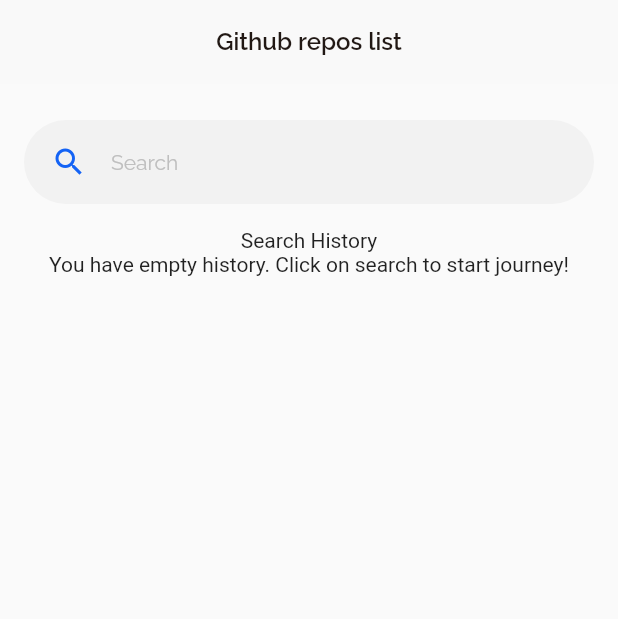
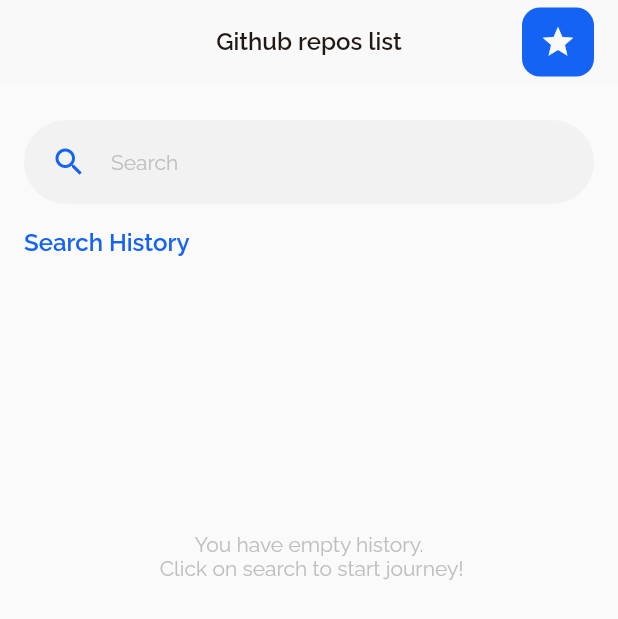
Before and after one commit to OwlDarlyn/flutter-github-search, a Flutter app: the screen it shows after launch, on a phone screen of 412 x 824 dp. Shown: the top 619 px of the screen. Run offline on Flutter 3.47's test engine with Material 2 defaults, Android fonts, the phone set to English and light mode, and no system bars.

Commit message:
edit search screen

```diff
--- a/lib/components/search_form_component.dart
+++ b/lib/components/search_form_component.dart
@@ -11,7 +11,7 @@
   Widget build(BuildContext context) {
     return Container(
       alignment: Alignment.center,
-      margin: const EdgeInsets.only(top: 24, left: 16, right: 16, bottom: 16),
+      margin: const EdgeInsets.only(top: 24, left: 16, right: 16),
       padding: const EdgeInsets.only(left: 18, right: 18),
       height: 56,
       decoration: BoxDecoration(
--- a/lib/presentation/resources/strings_manager.dart
+++ b/lib/presentation/resources/strings_manager.dart
@@ -3,7 +3,7 @@
   static const String search = 'Search';
 
   static const String empty =
-      'You have empty history. Click on search to start journey!';
+      'You have empty history. \n Click on search to start journey!';
   static const String nothingSearch =
       'Nothing was find for your search. Please check the spelling';
   static const String nothingFavorite =
--- a/lib/presentation/search/search_view.dart
+++ b/lib/presentation/search/search_view.dart
@@ -3,6 +3,7 @@
 
 import 'package:potje_test_assignment/presentation/resources/color_manager.dart';
 import 'package:potje_test_assignment/presentation/resources/font_manager.dart';
+import 'package:potje_test_assignment/presentation/resources/routes_manager.dart';
 import 'package:potje_test_assignment/presentation/resources/strings_manager.dart';
 import 'package:potje_test_assignment/presentation/resources/styles_manager.dart';
 import 'package:potje_test_assignment/presentation/resources/values_manager.dart';
@@ -10,10 +11,30 @@
 class SearchView extends StatelessWidget {
   const SearchView({super.key});
 
+  void goToFavorite(BuildContext context) {
+    Navigator.pushReplacementNamed(context, Routes.favoriteRoute);
+  }
+
   @override
   Widget build(BuildContext context) {
     return Scaffold(
       appBar: AppBar(
+        actions: [
+          Container(
+            height: 44,
+            alignment: Alignment.center,
+            margin: const EdgeInsets.only(right: 16, top: 5, bottom: 5),
+            decoration: BoxDecoration(
+                color: ColorManager.accentPrimary,
+                borderRadius: const BorderRadius.all(Radius.circular(12))),
+            child: IconButton(
+                onPressed: () => goToFavorite(context),
+                icon: Icon(
+                  Icons.star,
+                  color: ColorManager.main,
+                )),
+          )
+        ],
         title: Text(
           AppStrings.searchTitle,
           style: getHeaderStyle(
@@ -25,9 +46,27 @@
       body: Center(
         child: Column(
           children: [
-            SearchForm(),
-            Text(AppStrings.searchSubTitle1),
-            Text(AppStrings.empty),
+            const SearchForm(),
+            Container(
+              margin: const EdgeInsets.only(left: 16, top: 16),
+              alignment: Alignment.centerLeft,
+              child: Text(
+                AppStrings.searchSubTitle1,
+                style: getHeaderStyle(
+                    color: ColorManager.accentPrimary, fontSize: FontSize.s16),
+              ),
+            ),
+            Container(
+              padding: const EdgeInsets.only(top: 184),
+              child: Text(
+                textAlign: TextAlign.center,
+                AppStrings.empty,
+                style: getBodyStyle(
+                  color: ColorManager.placeHolder,
+                  fontSize: FontSize.s14,
+                ),
+              ),
+            ),
           ],
         ),
       ),
--- a/lib/presentation/splash/splash_view.dart
+++ b/lib/presentation/splash/splash_view.dart
@@ -19,7 +19,7 @@
   Timer? _timer;
 
   _startDelay() {
-    _timer = Timer(const Duration(seconds: 2), _goNext);
+    _timer = Timer(const Duration(seconds: 1), _goNext);
   }
 
   _goNext() {
```
